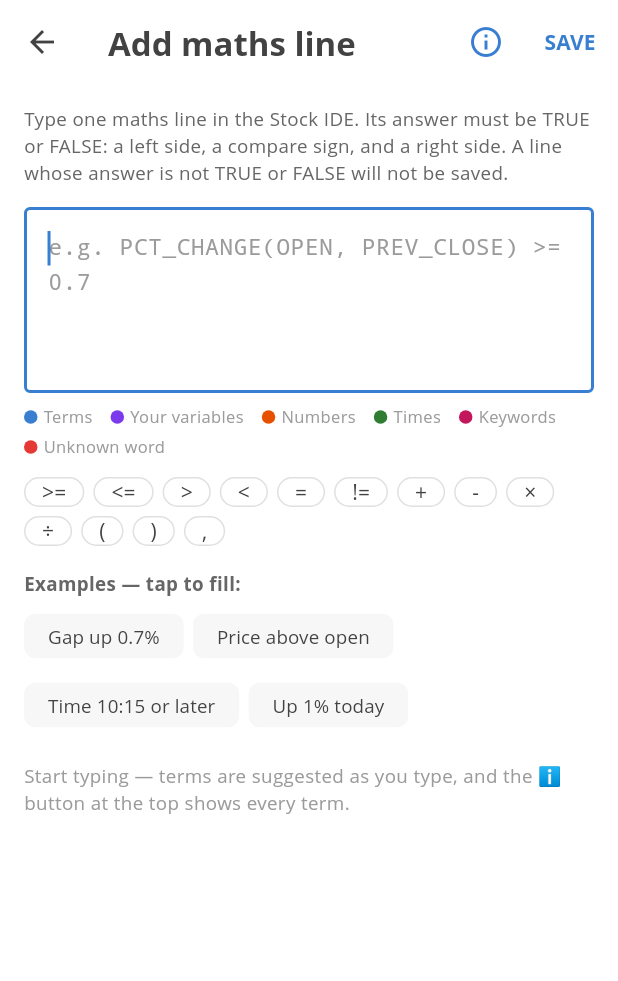
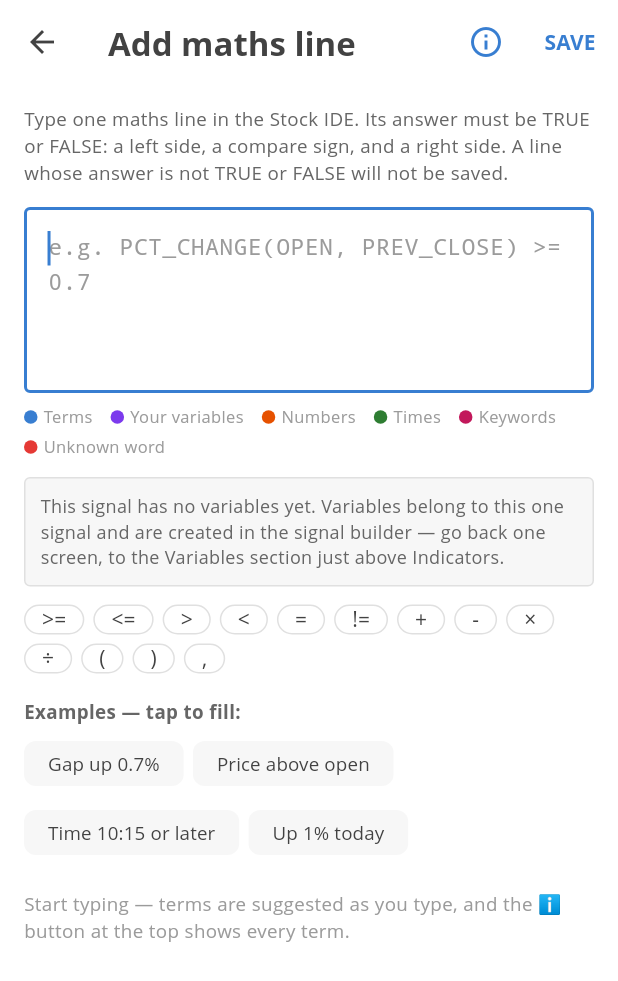
Before and after one commit to HJDevX/hjdevtrading, a Flutter app: the _LineEditorScreen screen opened directly, on a phone screen of 412 x 824 dp. Shown: the top 981 px of the screen. Run offline on Flutter 3.47's test engine with Material 3 defaults, Android fonts, the phone set to English and light mode, and no system bars; our stand-ins replace flutter_secure_storage, shared_preferences, sqflite; accounts and stored records are empty; network calls fail; Roboto replaces fonts that are missing (Open Sans).

Commit message:
Stock IDE now states it when a signal has no variables - the variables area under the writing box is never silently empty: with variables it shows the tappable purple chips (previous commit); without, it now shows a visible box saying this signal has no variables yet, that variables belong to this one signal, and that they are created in the builder's Variables section just above Indicators. The full chain was re-verified on disk before this change (DB insert/get via toMap/fromMap body JSON, signals list edit flow, builder initState loading variables, line editor receiving them, parser varsByUpper) - all correct, so the remaining causes are an older build on the phone or a signal that genuinely has no variables saved; this change makes the screen itself say which. HOW_APP_WORKS.md updated.

```diff
--- a/lib/screens/signals/signal_builder_screen.dart
+++ b/lib/screens/signals/signal_builder_screen.dart
@@ -1255,6 +1255,24 @@ class _LineEditorScreenState extends State<_LineEditorScreen> {
                   ),
               ],
             ),
+          ] else ...[
+            const SizedBox(height: 12),
+            Container(
+              width: double.infinity,
+              padding: const EdgeInsets.all(10),
+              decoration: BoxDecoration(
+                color: _panel,
+                borderRadius: BorderRadius.circular(4),
+                border: Border.all(color: _hairline),
+              ),
+              child: const Text(
+                'This signal has no variables yet. Variables belong '
+                'to this one signal and are created in the signal '
+                'builder — go back one screen, to the Variables '
+                'section just above Indicators.',
+                style: TextStyle(color: _secondary, fontSize: 12),
+              ),
+            ),
           ],
           if (suggestions.isNotEmpty) ...[
             const SizedBox(height: 12),
```
Also changed, not shown: 1 other file.
